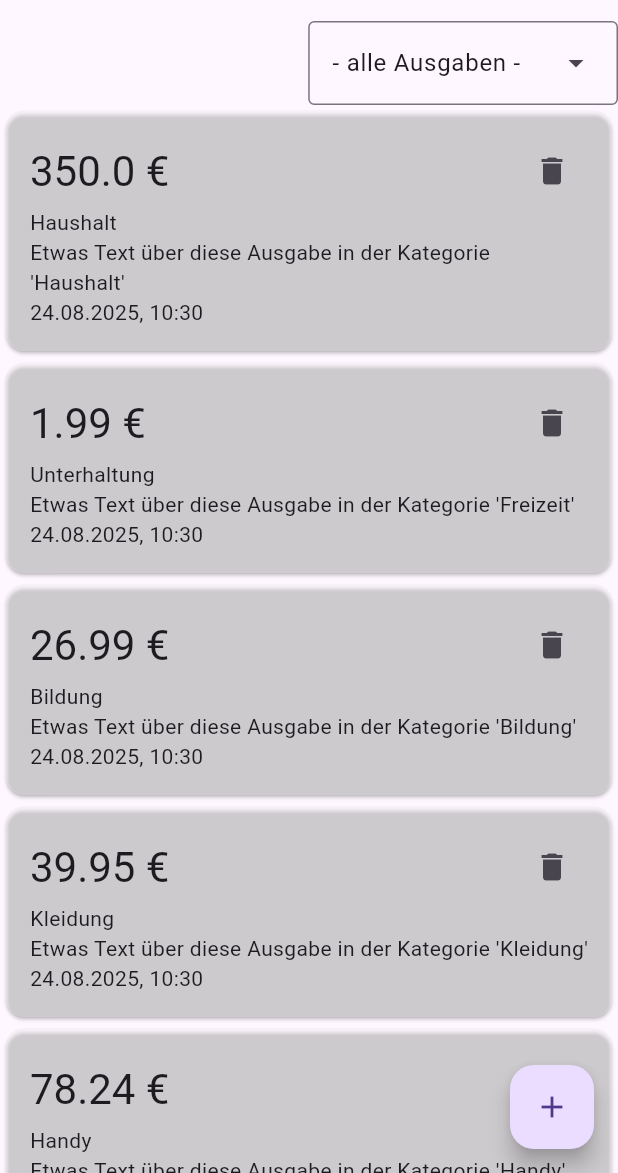
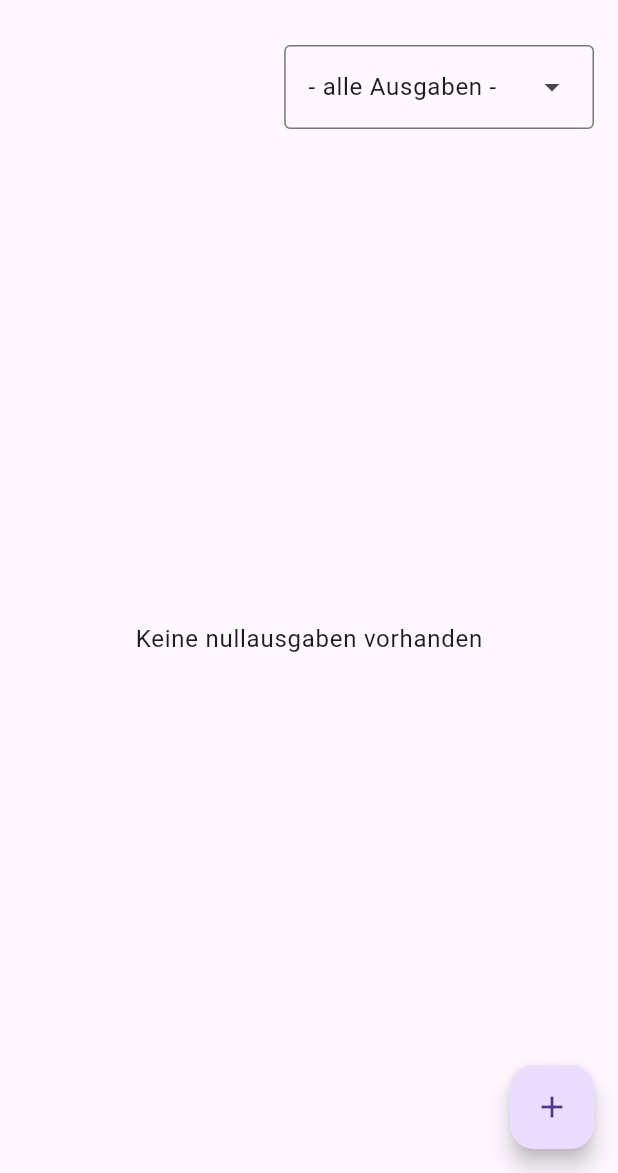
Before and after one commit to Jura17/finance_tracker_app, a Flutter app: the screen it shows after launch, on a phone screen of 412 x 824 dp, the part 63-1236 px from its top. Run offline on Flutter 3.47's test engine with Material 3 defaults, Android fonts, the phone set to English and light mode, and no system bars.

Commit message:
feature: add form fields to modal for creating new expenses; add filter functionality to main screen

```diff
--- a/lib/features/expenses/data/models/expense.dart
+++ b/lib/features/expenses/data/models/expense.dart
@@ -1,4 +1,4 @@
-import 'package:finance_tracker_app/features/expenses/data/models/expense_category.dart';
+import 'package:finance_tracker_app/features/expenses/utils/expense_category.dart';
 
 class Expense {
   final String id;
--- a/lib/features/expenses/data/provider/mockdata.dart
+++ b/lib/features/expenses/data/provider/mockdata.dart
@@ -1,37 +1,37 @@
-import 'package:finance_tracker_app/features/expenses/data/models/expense_category.dart';
+import 'package:finance_tracker_app/features/expenses/utils/expense_category.dart';
 import 'package:finance_tracker_app/features/expenses/data/models/expense.dart';
 
 final List<Expense> mockData = [
   Expense(
-    id: DateTime.now().millisecondsSinceEpoch.toString(),
+    id: '1',
     date: DateTime.now(),
     category: ExpenseCategory.household,
     description: "Etwas Text über diese Ausgabe in der Kategorie 'Haushalt'",
     amount: 350.00,
   ),
   Expense(
-    id: DateTime.now().millisecondsSinceEpoch.toString(),
+    id: '2',
     date: DateTime.now(),
     category: ExpenseCategory.leisure,
     description: "Etwas Text über diese Ausgabe in der Kategorie 'Freizeit'",
     amount: 1.99,
   ),
   Expense(
-    id: DateTime.now().millisecondsSinceEpoch.toString(),
+    id: '3',
     date: DateTime.now(),
     category: ExpenseCategory.education,
     description: "Etwas Text über diese Ausgabe in der Kategorie 'Bildung'",
     amount: 26.99,
   ),
   Expense(
-    id: DateTime.now().millisecondsSinceEpoch.toString(),
+    id: '4',
     date: DateTime.now(),
     category: ExpenseCategory.clothing,
     description: "Etwas Text über diese Ausgabe in der Kategorie 'Kleidung'",
     amount: 39.95,
   ),
   Expense(
-    id: DateTime.now().millisecondsSinceEpoch.toString(),
+    id: '5',
     date: DateTime.now(),
     category: ExpenseCategory.phone,
     description: "Etwas Text über diese Ausgabe in der Kategorie 'Handy'",
--- a/lib/features/expenses/data/repos/database_repo.dart
+++ b/lib/features/expenses/data/repos/database_repo.dart
@@ -1,4 +1,4 @@
-import 'package:finance_tracker_app/features/expenses/data/models/expense_category.dart';
+import 'package:finance_tracker_app/features/expenses/utils/expense_category.dart';
 import 'package:finance_tracker_app/features/expenses/data/models/expense.dart';
 import 'package:finance_tracker_app/features/expenses/data/provider/local_database.dart';
 
--- a/lib/features/expenses/presentation/screens/expenses_screen.dart
+++ b/lib/features/expenses/presentation/screens/expenses_screen.dart
@@ -1,8 +1,7 @@
-import 'package:finance_tracker_app/features/expenses/data/models/expense.dart';
-import 'package:finance_tracker_app/features/expenses/data/models/expense_category.dart';
+import 'package:finance_tracker_app/features/expenses/presentation/widgets/category_dropdown.dart';
+import 'package:finance_tracker_app/features/expenses/utils/expense_category.dart';
 import 'package:finance_tracker_app/features/expenses/data/provider/local_database.dart';
 import 'package:finance_tracker_app/features/expenses/data/repos/database_repo.dart';
-import 'package:finance_tracker_app/features/expenses/presentation/widgets/filter_dropdown.dart';
 import 'package:finance_tracker_app/features/expenses/presentation/widgets/new_expense_modal.dart';
 import 'package:flutter/material.dart';
 import 'package:intl/intl.dart';
@@ -17,6 +16,8 @@ class ExpensesScreen extends StatefulWidget {
 class _ExpensesScreenState extends State<ExpensesScreen> {
   final LocalDatabase localDb = LocalDatabase();
   late DatabaseRepo repo;
+  ExpenseCategory? selectedCategory;
+  var filteredExpenses = [];
 
   @override
   void initState() {
@@ -27,28 +28,48 @@ class _ExpensesScreenState extends State<ExpensesScreen> {
 
   @override
   Widget build(BuildContext context) {
-    var expenses = repo.expenses;
-
     return Scaffold(
       appBar: AppBar(
         title: Text("Ausgaben-Tracker"),
       ),
-      body: Column(
+      body: SafeArea(
+        child: Padding(
+          padding: const EdgeInsets.all(16.0),
+          child: Column(
             children: [
               Row(
                 mainAxisAlignment: MainAxisAlignment.end,
-            children: [FilterDropdown()],
+                children: [
+                  CategoryDropdown(
+                    selectedCategory: selectedCategory,
+                    onCategoryChanged: (value) {
+                      selectedCategory = value;
+                      setState(() {
+                        filteredExpenses = repo.filterByCategory(selectedCategory);
+                      });
+                    },
+                    isForFiltering: true,
+                  )
+                ],
               ),
               Expanded(
-            child: ListView.builder(
-                itemCount: expenses.length,
+                child: filteredExpenses.isEmpty
+                    ? Center(
+                        child: Text(
+                        "Keine ${categoryLabels[selectedCategory]}ausgaben vorhanden",
+                        style: Theme.of(context).textTheme.bodyLarge,
+                      ))
+                    : ListView.builder(
+                        itemCount: filteredExpenses.length,
                         itemBuilder: (BuildContext context, int index) {
                           final dateFormat = DateFormat('dd.MM.yyyy, HH:mm');
-                  final formattedDate = dateFormat.format(expenses[index].date);
+                          final formattedDate = dateFormat.format(filteredExpenses[index].date);
 
-                  return Card(
-                    key: Key(expenses[index].id),
-                    color: Colors.white30,
+                          return Padding(
+                            padding: const EdgeInsets.symmetric(vertical: 4.0),
+                            child: Card(
+                              key: Key(filteredExpenses[index].id),
+                              color: Colors.white54,
                               child: Padding(
                                 padding: const EdgeInsets.all(16.0),
                                 child: Column(
@@ -58,23 +79,24 @@ class _ExpensesScreenState extends State<ExpensesScreen> {
                                       mainAxisAlignment: MainAxisAlignment.spaceBetween,
                                       children: [
                                         Text(
-                                "${expenses[index].amount.toString()} €",
+                                          "${filteredExpenses[index].amount.toStringAsFixed(2)} €",
                                           style: Theme.of(context).textTheme.headlineMedium,
                                         ),
                                         IconButton(
                                           onPressed: () {
                                             setState(() {
-                                    repo.removeExpense(expenses[index].id);
+                                              repo.removeExpense(filteredExpenses[index].id);
                                             });
                                           },
                                           icon: Icon(Icons.delete),
                                         )
                                       ],
                                     ),
-                          Text(categoryLabels[expenses[index].category].toString()),
-                          Text(expenses[index].description),
+                                    Text(categoryLabels[filteredExpenses[index].category].toString()),
+                                    Text(filteredExpenses[index].description),
                                     Text(formattedDate),
                                   ],
+                                ),
                               ),
                             ),
                           );
@@ -82,21 +104,16 @@ class _ExpensesScreenState extends State<ExpensesScreen> {
               ),
             ],
           ),
+        ),
+      ),
       floatingActionButton: FloatingActionButton(
         onPressed: () {
           setState(() {
             showModalBottomSheet(
               context: context,
               builder: (BuildContext context) {
-                  return NewExpenseModal();
-                });
-            repo.addExpense(
-              Expense(
-                  id: DateTime.now().millisecondsSinceEpoch.toString(),
-                  date: DateTime.now(),
-                  category: ExpenseCategory.fitness,
-                  description: "Test expense",
-                  amount: 11.99),
+                return NewExpenseModal(repo: repo);
+              },
             );
           });
         },
--- /dev/null
+++ b/lib/features/expenses/presentation/widgets/category_dropdown.dart
@@ -0,0 +1,46 @@
+import 'package:finance_tracker_app/features/expenses/utils/expense_category.dart';
+import 'package:flutter/material.dart';
+
+class CategoryDropdown extends StatelessWidget {
+  const CategoryDropdown({
+    super.key,
+    required this.selectedCategory,
+    required this.onCategoryChanged,
+    this.isForFiltering = false,
+  });
+
+  final ExpenseCategory? selectedCategory;
+  final ValueChanged<ExpenseCategory?>? onCategoryChanged;
+  final bool isForFiltering;
+
+  @override
+  Widget build(BuildContext context) {
+    final categoryValues = ExpenseCategory.values;
+
+    final dropdownItems = <DropdownMenuEntry<ExpenseCategory?>>[
+      // add a 'no filter'-option if widget is used for filtering in ExpensesScreen
+      if (isForFiltering)
+        DropdownMenuEntry(
+          value: null,
+          label: '- alle Ausgaben -',
+        ),
+      ...categoryValues.map((category) {
+        // check if all categories have a matching label
+        final label = categoryLabels[category];
+        if (label == null) {
+          throw Exception("Kein Label für Kategorie $category gefunden");
+        }
+        return DropdownMenuEntry(
+          value: category,
+          label: label,
+        );
+      })
+    ];
+
+    return DropdownMenu<ExpenseCategory?>(
+      initialSelection: selectedCategory,
+      dropdownMenuEntries: dropdownItems,
+      onSelected: onCategoryChanged,
+    );
+  }
+}
--- a/lib/features/expenses/presentation/widgets/filter_dropdown.dart
+++ /dev/null
@@ -1,31 +0,0 @@
-import 'package:finance_tracker_app/features/expenses/data/models/expense_category.dart';
-import 'package:flutter/material.dart';
-
-class FilterDropdown extends StatelessWidget {
-  const FilterDropdown({super.key});
-
-  @override
-  Widget build(BuildContext context) {
-    final categories = ExpenseCategory.values;
-
-    final dropdownItems = <DropdownMenuEntry<ExpenseCategory?>>[
-      const DropdownMenuEntry(
-        value: null,
-        label: '- alle Ausgaben -',
-      ),
-      ...categories.map((category) {
-        // check if all categories have a matching label
-        final label = categoryLabels[category];
-        if (label == null) {
-          throw Exception("Kein Label für Kategorie $category gefunden");
-        }
-        return DropdownMenuEntry(value: category, label: label);
-      })
-    ];
-
-    return DropdownMenu(
-      initialSelection: null,
-      dropdownMenuEntries: dropdownItems,
-    );
-  }
-}
```
Also changed, not shown: lib/features/expenses/presentation/widgets/new_expense_modal.dart (+92 -6 lines), lib/features/expenses/utils/expense_category.dart (renamed from lib/features/expenses/data/models/expense_category.dart). Lines whose indentation alone changed are shown as unchanged.
